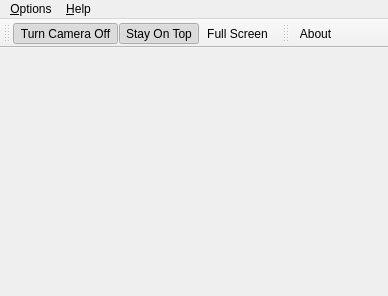
luigivieira/CamTest, file src/mainwindow.ui: the form before one commit.
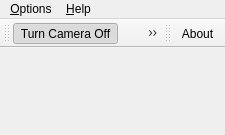
The form after the commit. Icons and pictures are not drawn.

Commit message: Auto scale the camera image based on window size

Diff of the .ui file:
```diff
--- a/src/mainwindow.ui
+++ b/src/mainwindow.ui
@@ -6,17 +6,20 @@
    <rect>
     <x>0</x>
     <y>0</y>
-    <width>388</width>
-    <height>296</height>
+    <width>225</width>
+    <height>135</height>
    </rect>
   </property>
   <property name="windowTitle">
    <string>Camera Testing Tool</string>
   </property>
-  <property name="autoFillBackground">
-   <bool>false</bool>
-  </property>
   <widget class="QWidget" name="centralWidget">
+   <property name="autoFillBackground">
+    <bool>false</bool>
+   </property>
+   <property name="locale">
+    <locale language="English" country="UnitedKingdom"/>
+   </property>
    <layout class="QGridLayout" name="gridLayout">
     <property name="leftMargin">
      <number>0</number>
@@ -30,6 +33,9 @@
     <property name="bottomMargin">
      <number>0</number>
     </property>
+    <property name="spacing">
+     <number>0</number>
+    </property>
     <item row="0" column="0">
      <widget class="QLabel" name="imageLabel">
       <property name="locale">
@@ -47,7 +53,7 @@
     <rect>
      <x>0</x>
      <y>0</y>
-     <width>388</width>
+     <width>225</width>
      <height>21</height>
     </rect>
    </property>
```
Left out of the diff: 3 changed lines with no effect on the pictures. The commit also changes 2 other files.
